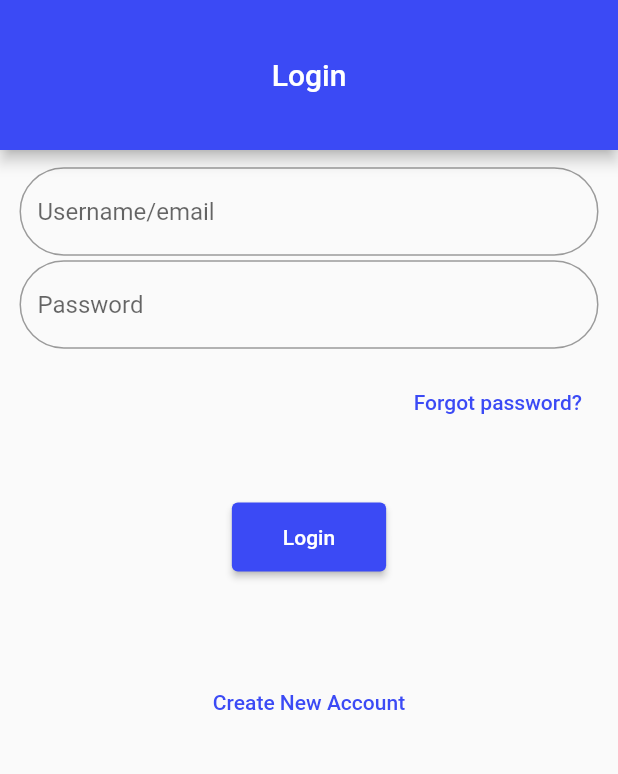
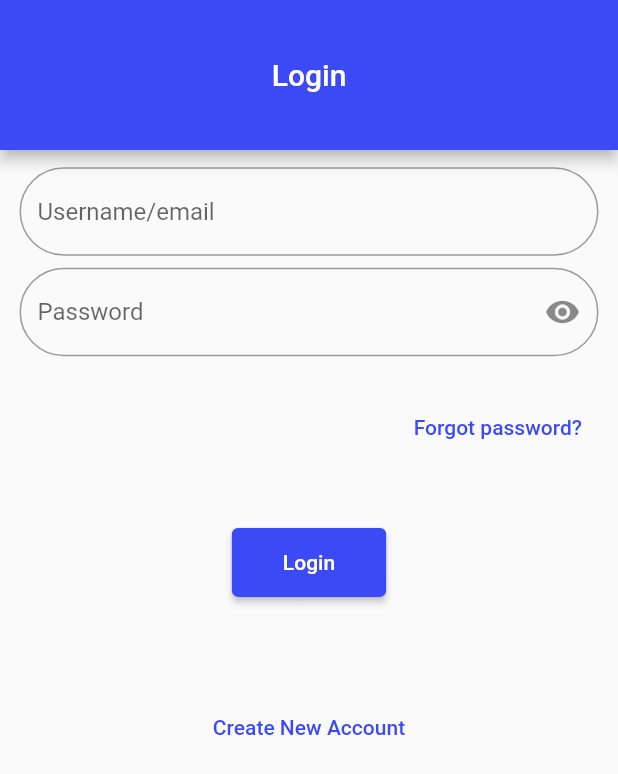
Before and after one commit to Goldman271/init_together_app_flutter, a Flutter app: the screen it shows after launch, on a phone screen of 412 x 824 dp. Shown: the top 774 px of the screen. Run offline on Flutter 3.47's test engine with Material 2 defaults, Android fonts, the phone set to English and light mode, and no system bars; our stand-ins replace cloud_firestore, firebase_auth, firebase_core, firebase_storage; accounts and stored records are empty.

Commit message:
Create sideNav for students

```diff
--- a/lib/authscreens.dart
+++ b/lib/authscreens.dart
@@ -31,9 +31,11 @@ class LoginFormState extends State<LoginForm> {
   TextEditingController passwordController = TextEditingController();
   bool loginfail = false;
   String error = "Login unsuccessful";
+  bool passenable = true;
 
   @override
   Widget build(BuildContext context) {
+    double deviceHeight = MediaQuery.of(context).size.height;
     return Padding(padding: const EdgeInsets.symmetric(vertical: 10.0),
     child: Form(
       key: _formKey,
@@ -54,17 +56,24 @@ class LoginFormState extends State<LoginForm> {
                 controller: usernameController,
               ),),
             Padding(
-              padding: const EdgeInsets.symmetric(vertical: 1.5, horizontal: 13),
+              padding: const EdgeInsets.symmetric(vertical: 6.5, horizontal: 13),
+              child: SizedBox(height: deviceHeight*0.08,
               child: TextFormField(
+                obscureText: passenable ? true:false,
                 decoration: InputDecoration(
                     hintText: "Password",
                     border: OutlineInputBorder(
                       borderRadius: BorderRadius.circular(30),
                     ),
                     errorText: loginfail ? error : null,
+                  suffixIcon: IconButton(
+                      onPressed:() {setState(() {
+                        if(passenable) {passenable = false;} else {passenable = true;}
+                      });},
+                      icon: Icon(passenable ? Icons.remove_red_eye:Icons.password)),
                 ),
                 controller: passwordController,
-              ),),
+              ),),),
             Align(
               alignment: Alignment.centerRight,
               child: Padding(
--- a/lib/main.dart
+++ b/lib/main.dart
@@ -3,6 +3,7 @@ import 'package:flutter/material.dart';
 import 'authscreens.dart';
 import 'package:firebase_core/firebase_core.dart';
 import 'firebase_options.dart';
+import 'studentHome.dart';
 
 Map<int, Color> color =
 {
@@ -33,7 +34,7 @@ void main() async {
       "/": (context) => const Login(),
       "/createAcct": (context) => const CreateAcct(),
       "/newpassword": (context) => const Text("password change"),
-      "/studenthome": (context) => const Text("Student home"),
+      "/studenthome": (context) => const StudentNavDrawer(),
       "/parenthome": (context) => const Text("Parent home"),
       "/teacherhome": (context) => const Text("Teacher home"),
     },
--- a/pubspec.yaml
+++ b/pubspec.yaml
@@ -33,6 +33,7 @@ dependencies:
     sdk: flutter
 
 
+
   # The following adds the Cupertino Icons font to your application.
   # Use with the CupertinoIcons class for iOS style icons.
   cupertino_icons: ^1.0.2
@@ -65,7 +66,8 @@ flutter:
   # included with your application, so that you can use the icons in
   # the material Icons class.
   uses-material-design: true
-
+  assets:
+    - assets/images/
   # To add assets to your application, add an assets section, like this:
   # assets:
   #   - images/a_dot_burr.jpeg
```
Also changed, not shown: lib/studentHome.dart (added, +75 -0 lines), pubspec.lock.
